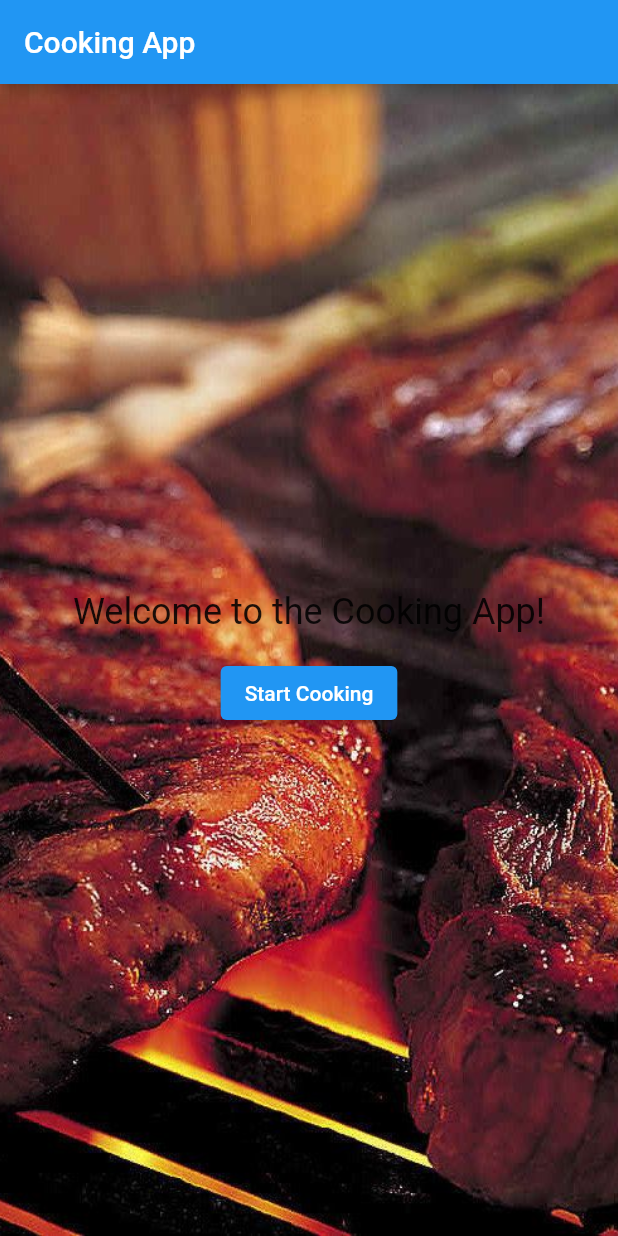
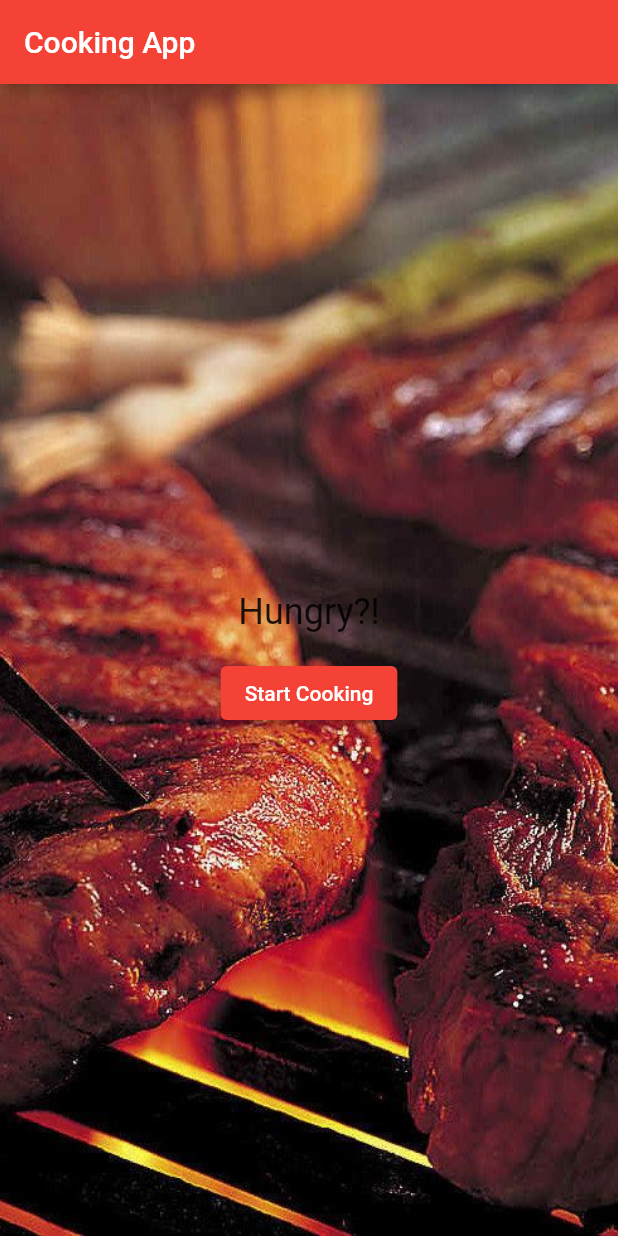
Before and after one commit to MrTreadway39/cookit, a Flutter app: the screen it shows after launch, on a phone screen of 412 x 824 dp. Run offline on Flutter 3.47's test engine with Material 2 defaults, Android fonts, the phone set to English and light mode, and no system bars.

Commit message:
Initial commit

```diff
--- a/lib/main.dart
+++ b/lib/main.dart
@@ -1,4 +1,5 @@
 import 'package:flutter/material.dart';
+
 
 void main() => runApp(const CookingApp());
 
@@ -10,17 +11,19 @@ class CookingApp extends StatelessWidget {
     return MaterialApp(
       title: 'Cooking App',
       theme: ThemeData(
-        primarySwatch: Colors.blue,
+        primarySwatch: Colors.red
       ),
-      home: HomePage(),
+      home: const HomePage(),
       routes: {
-        '/how_you_want': (context) => HowYouWantPage(),
+        '/how_you_want': (context) => const HowYouWantPage(),
       },
     );
   }
 }
 
 class HomePage extends StatelessWidget {
+  const HomePage({super.key});
+
   @override
   Widget build(BuildContext context) {
     return Scaffold(
@@ -40,7 +43,7 @@ class HomePage extends StatelessWidget {
             mainAxisAlignment: MainAxisAlignment.center,
             children: <Widget>[
               const Text(
-                'Welcome to the Cooking App!',
+                'Hungry?!',
                 style: TextStyle(fontSize: 24.0),
               ),
               const SizedBox(height: 16.0),
--- a/pubspec.yaml
+++ b/pubspec.yaml
@@ -61,6 +61,3 @@ flutter:
   # To add assets to your application, add an assets section, like this:
   assets:
     - assets/c.jpg
-
-  # An image asset can refer to one or more resolution-specific "variants", see
-  # https://flutter.dev/assets-and
```
Also changed, not shown: 1 other file.
